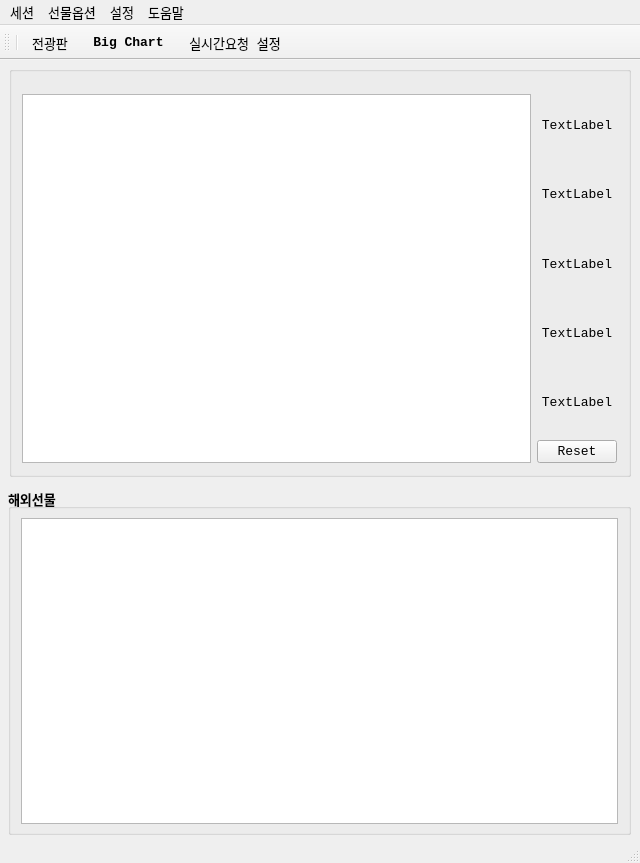
Old version of the form UI/skybot.ui in the repository skygoldfish/SkyBot.
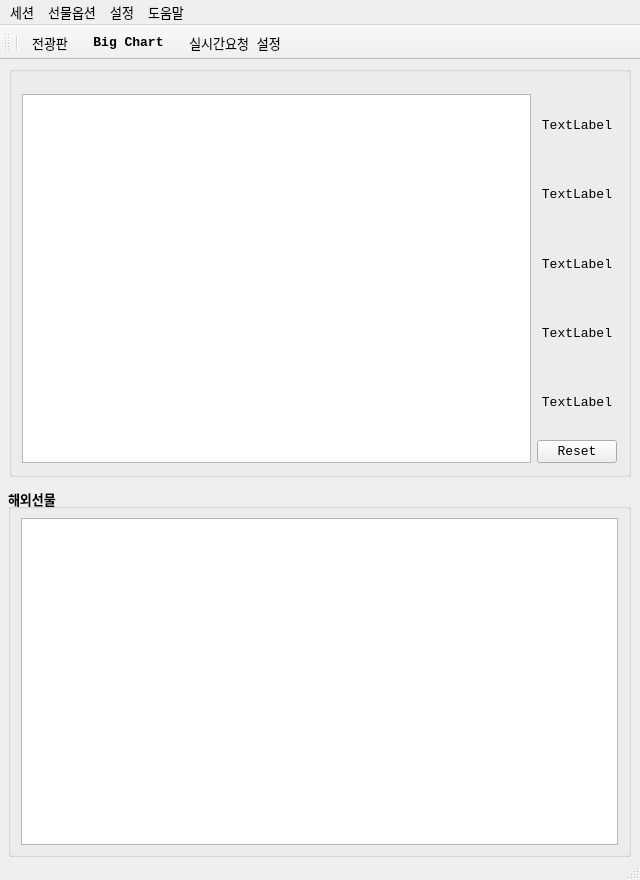
New version of the form. Icons and pictures are not drawn.

Commit message: 소스정리

Patch:
```diff
--- a/UI/skybot.ui
+++ b/UI/skybot.ui
@@ -7,7 +7,7 @@
     <x>0</x>
     <y>0</y>
     <width>640</width>
-    <height>863</height>
+    <height>880</height>
    </rect>
   </property>
   <property name="font">
@@ -119,7 +119,7 @@
       <x>8</x>
       <y>428</y>
       <width>623</width>
-      <height>347</height>
+      <height>369</height>
      </rect>
     </property>
     <property name="font">
@@ -137,7 +137,7 @@
        <x>13</x>
        <y>30</y>
        <width>597</width>
-       <height>306</height>
+       <height>327</height>
       </rect>
      </property>
     </widget>
```
The commit also changes 2 other files.
